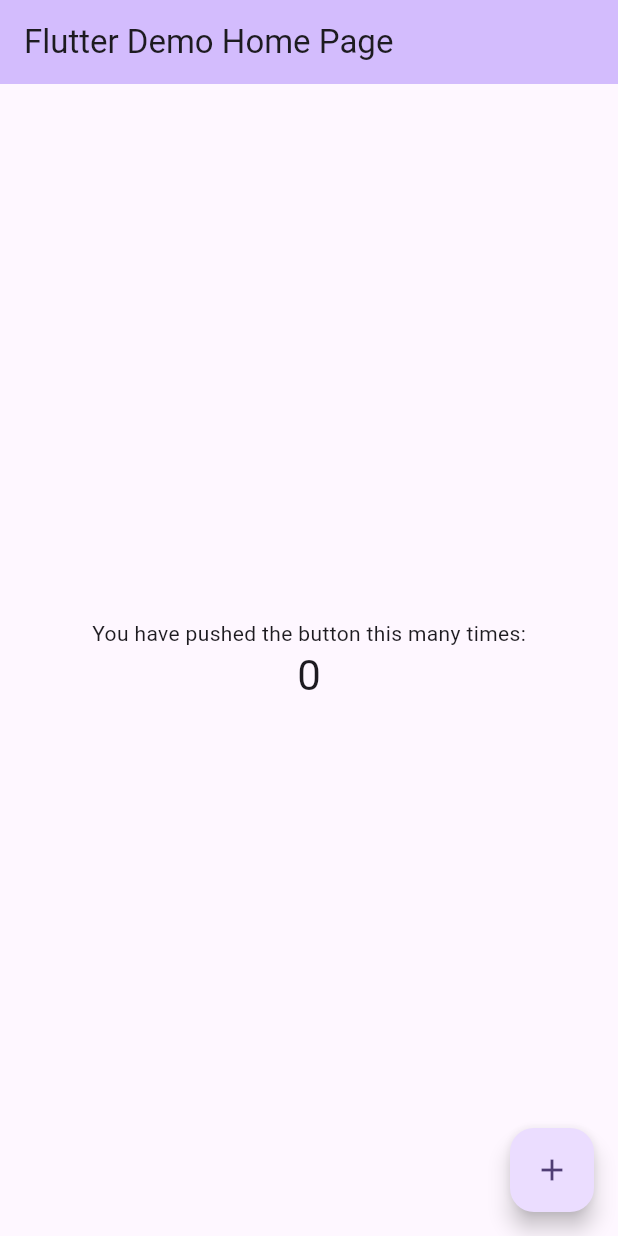
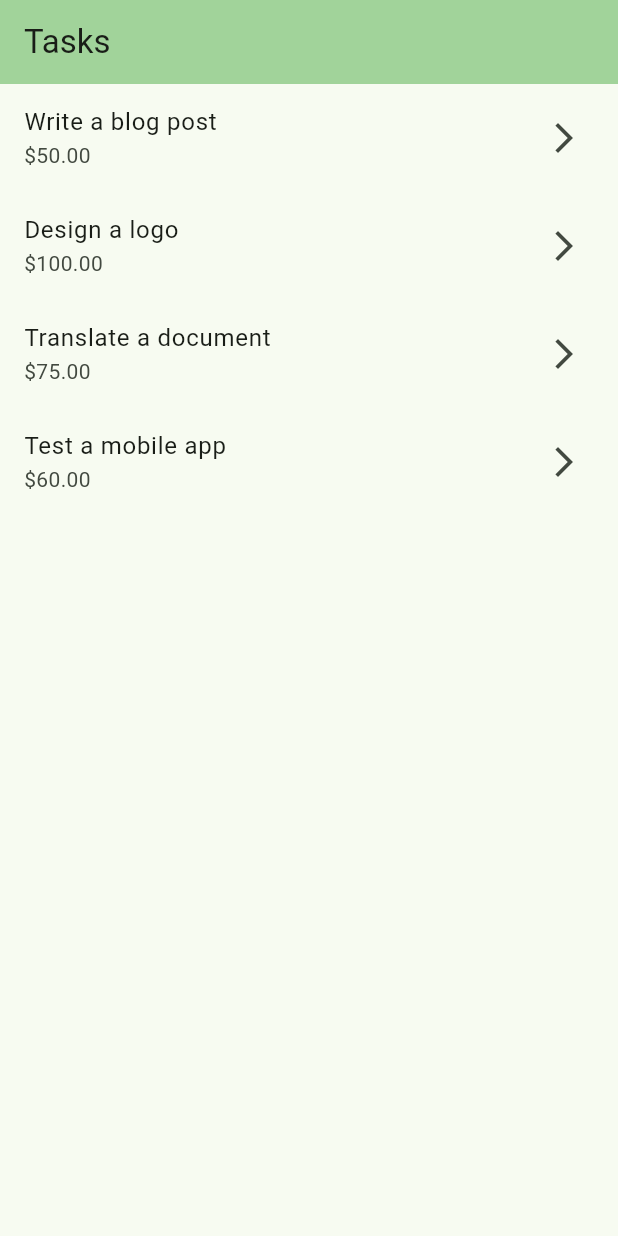
Before and after one commit to could-ai/019aa1ef-28e6-7dc2-9c66-8ad11798bec9, a Flutter app: the screen it shows after launch, on a phone screen of 412 x 824 dp. Run offline on Flutter 3.47's test engine with Material 3 defaults, Android fonts, the phone set to English and light mode, and no system bars.

Commit message:
I have updated the main.dart file to create the foundation of a "Work & Earn" application. The previous demo code has been replaced with a new MaterialApp widget that sets the title to 'Work & Earn' and uses a green color scheme. The home page is now set to a new TaskListScreen, which will display available tasks to the user. This provides a clear starting point for building out the app's core functionality.; I have created a new file for the Task model, which will define the structure for task data throughout the application. This model includes fields for the task's title, a detailed description, and the payment amount. By creating a dedicated model, I am ensuring that task data is consistent and easy to manage as we build out features for displaying and interacting with tasks.; I have created a new TaskListScreen to serve as the main screen of the application, displaying a list of available tasks. For now, I've populated it with mock data to simulate real-world tasks, including titles and payment amounts. Each list item is interactive, allowing users to tap on a task to navigate to a details screen. This screen sets the foundation for users to browse and select work opportunities.; I have created a new TaskDetailsScreen to provide users with more information about a selected task. This screen displays the task's title, payment amount, and a full description, and includes an "Accept Task" button to allow users to take on the work. This creates a clear and actionable view for users who are interested in a specific task, moving them closer to earning.

```diff
--- a/usr/lib/main.dart
+++ b/usr/lib/main.dart
@@ -1,4 +1,5 @@
 import 'package:flutter/material.dart';
+import 'screens/task_list_screen.dart';
 
 void main() {
   runApp(const MyApp());
@@ -7,114 +8,16 @@ void main() {
 class MyApp extends StatelessWidget {
   const MyApp({super.key});
 
-  // This widget is the root of your application.
   @override
   Widget build(BuildContext context) {
     return MaterialApp(
-      title: 'Flutter Demo',
+      title: 'Work & Earn',
       debugShowCheckedModeBanner: false,
       theme: ThemeData(
-        // This is the theme of your application.
-        //
-        // TRY THIS: Try running your application with "flutter run". You'll see
-        // the application has a purple toolbar. Then, without quitting the app,
-        // try changing the seedColor in the colorScheme below to Colors.green
-        // and then invoke "hot reload" (save your changes or press the "hot
-        // reload" button in a Flutter-supported IDE, or press "r" if you used
-        // the command line to start the app).
-        //
-        // Notice that the counter didn't reset back to zero; the application
-        // state is not lost during the reload. To reset the state, use hot
-        // restart instead.
-        //
-        // This works for code too, not just values: Most code changes can be
-        // tested with just a hot reload.
-        colorScheme: ColorScheme.fromSeed(seedColor: Colors.deepPurple),
+        colorScheme: ColorScheme.fromSeed(seedColor: Colors.green),
+        useMaterial3: true,
       ),
-      home: const MyHomePage(title: 'Flutter Demo Home Page'),
+      home: TaskListScreen(),
     );
   }
 }
-
-class MyHomePage extends StatefulWidget {
-  const MyHomePage({super.key, required this.title});
-
-  // This widget is the home page of your application. It is stateful, meaning
-  // that it has a State object (defined below) that contains fields that affect
-  // how it looks.
-
-  // This class is the configuration for the state. It holds the values (in this
-  // case the title) provided by the parent (in this case the App widget) and
-  // used by the build method of the State. Fields in a Widget subclass are
-  // always marked "final".
-
-  final String title;
-
-  @override
-  State<MyHomePage> createState() => _MyHomePageState();
-}
-
-class _MyHomePageState extends State<MyHomePage> {
-  int _counter = 0;
-
-  void _incrementCounter() {
-    setState(() {
-      // This call to setState tells the Flutter framework that something has
-      // changed in this State, which causes it to rerun the build method below
-      // so that the display can reflect the updated values. If we changed
-      // _counter without calling setState(), then the build method would not be
-      // called again, and so nothing would appear to happen.
-      _counter++;
-    });
-  }
-
-  @override
-  Widget build(BuildContext context) {
-    // This method is rerun every time setState is called, for instance as done
-    // by the _incrementCounter method above.
-    //
-    // The Flutter framework has been optimized to make rerunning build methods
-    // fast, so that you can just rebuild anything that needs updating rather
-    // than having to individually change instances of widgets.
-    return Scaffold(
-      appBar: AppBar(
-        // TRY THIS: Try changing the color here to a specific color (to
-        // Colors.amber, perhaps?) and trigger a hot reload to see the AppBar
-        // change color while the other colors stay the same.
-        backgroundColor: Theme.of(context).colorScheme.inversePrimary,
-        // Here we take the value from the MyHomePage object that was created by
-        // the App.build method, and use it to set our appbar title.
-        title: Text(widget.title),
-      ),
-      body: Center(
-        // Center is a layout widget. It takes a single child and positions it
-        // in the middle of the parent.
-        child: Column(
-          // Column is also a layout widget. It takes a list of children and
-          // arranges them vertically. By default, it sizes itself to fit its
-          // children horizontally, and tries to be as tall as its parent.
-          //
-          // Column has various properties to control how it sizes itself and
-          // how it positions its children. Here we use mainAxisAlignment to
-          // center the children vertically; the main axis here is the vertical
-          // axis because Columns are vertical (the cross axis would be
-          // horizontal).
-          //
-          // TRY THIS: Invoke "debug painting" (choose the "Toggle Debug Paint"
-          // action in the IDE, or press "p" in the console), to see the
-          // wireframe for each widget.
-          mainAxisAlignment: MainAxisAlignment.center,
-          children: <Widget>[
-            const Text('You have pushed the button this many times:'),
-            Text('$_counter', style: Theme.of(context).textTheme.headlineMedium),
-          ],
-        ),
-      ),
-      floatingActionButton: FloatingActionButton(
-        onPressed: _incrementCounter,
-        tooltip: 'Increment',
-        child: const Icon(Icons.add),
-      ), // This trailing comma makes auto-formatting nicer for build methods.
-    );
-  }
-}
--- /dev/null
+++ b/usr/lib/models/task.dart
@@ -0,0 +1,7 @@
+class Task {
+  final String title;
+  final String description;
+  final double pay;
+
+  Task({required this.title, required this.description, required this.pay});
+}
--- /dev/null
+++ b/usr/lib/screens/task_list_screen.dart
@@ -0,0 +1,43 @@
+import 'package:flutter/material.dart';
+import '../models/task.dart';
+import 'task_details_screen.dart';
+
+class TaskListScreen extends StatelessWidget {
+  final List<Task> tasks = [
+    Task(title: 'Write a blog post', description: 'Write a 500-word blog post about Flutter.', pay: 50.0),
+    Task(title: 'Design a logo', description: 'Create a logo for a new startup.', pay: 100.0),
+    Task(title: 'Translate a document', description: 'Translate a 2-page document from English to Spanish.', pay: 75.0),
+    Task(title: 'Test a mobile app', description: 'Test a new mobile app and report bugs.', pay: 60.0),
+  ];
+
+  TaskListScreen({super.key});
+
+  @override
+  Widget build(BuildContext context) {
+    return Scaffold(
+      appBar: AppBar(
+        title: const Text('Tasks'),
+        backgroundColor: Theme.of(context).colorScheme.inversePrimary,
+      ),
+      body: ListView.builder(
+        itemCount: tasks.length,
+        itemBuilder: (context, index) {
+          final task = tasks[index];
+          return ListTile(
+            title: Text(task.title),
+            subtitle: Text('\$${task.pay.toStringAsFixed(2)}'),
+            trailing: const Icon(Icons.arrow_forward_ios),
+            onTap: () {
+              Navigator.push(
+                context,
+                MaterialPageRoute(
+                  builder: (context) => TaskDetailsScreen(task: task),
+                ),
+              );
+            },
+          );
+        },
+      ),
+    );
+  }
+}
```
Also changed, not shown: usr/lib/screens/task_details_screen.dart (added, +50 -0 lines).
